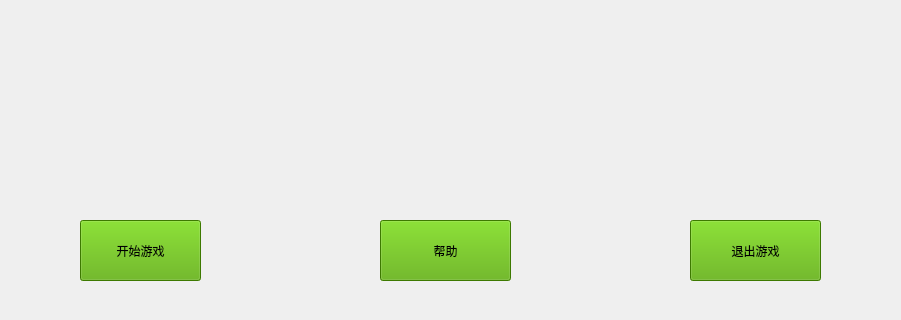
First picture: the form in hrm/src/begin_window.ui, repository lmnxyz3/human_resource_machine, before the edit; both pictures show x 100 to 1001 and y 610 to 930 of the 1260 by 930 pixel window.
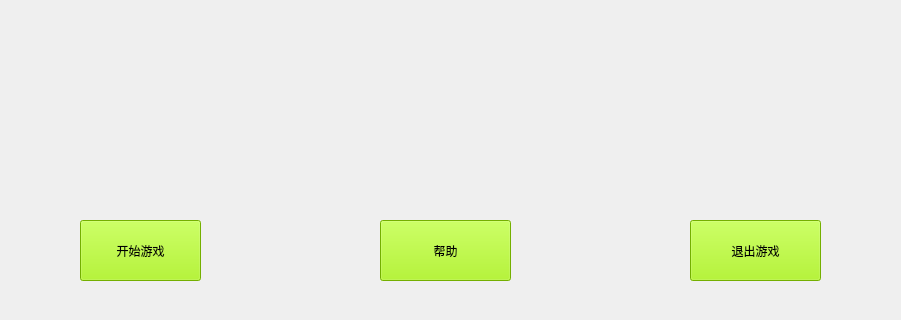
Second picture: the form after the edit. Icons and pictures are not drawn.

Patch:
```diff
--- a/hrm/src/begin_window.ui
+++ b/hrm/src/begin_window.ui
@@ -28,7 +28,7 @@
      </rect>
     </property>
     <property name="styleSheet">
-     <string notr="true">background-color:rgb(85, 170, 0);
+     <string notr="true">background-color:rgb(163, 245, 0);
 font: 14pt &quot;Arial&quot;;</string>
     </property>
     <property name="text">
@@ -45,7 +45,7 @@
      </rect>
     </property>
     <property name="styleSheet">
-     <string notr="true">background-color:rgb(85, 170, 0);
+     <string notr="true">background-color:rgb(163, 245, 0);
 font: 14pt &quot;Arial&quot;;</string>
     </property>
     <property name="text">
@@ -62,7 +62,7 @@
      </rect>
     </property>
     <property name="styleSheet">
-     <string notr="true">background-color:rgb(85, 170, 0);
+     <string notr="true">background-color:rgb(163, 245, 0);
 font: 14pt &quot;Arial&quot;;</string>
     </property>
     <property name="text">
```
